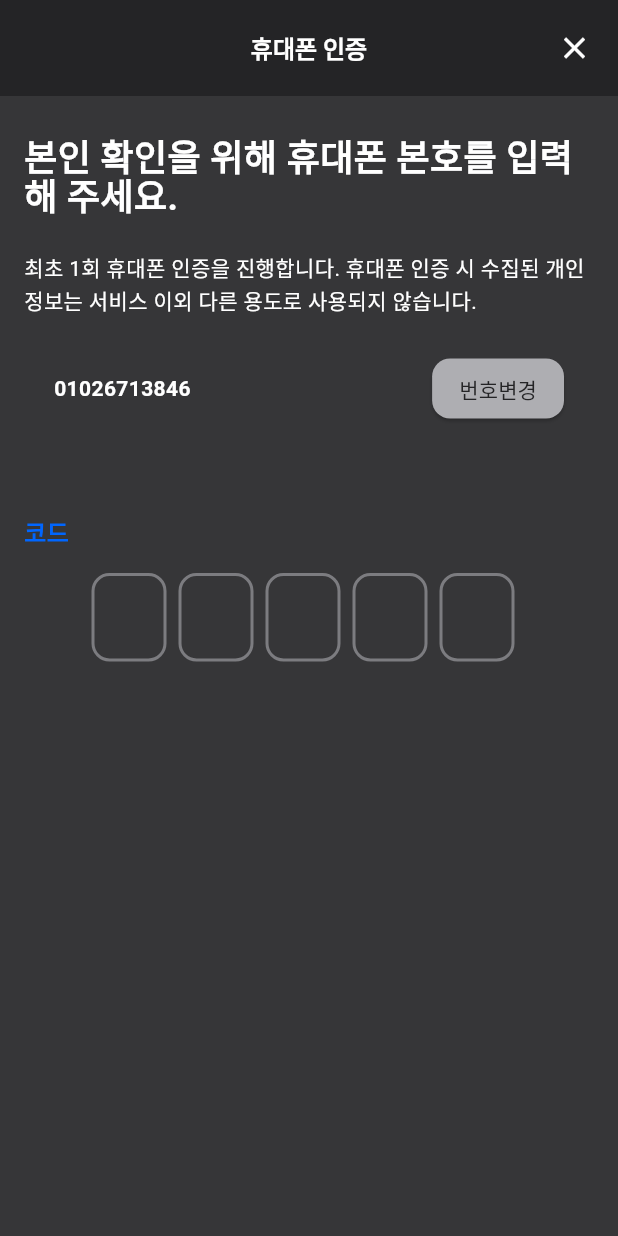
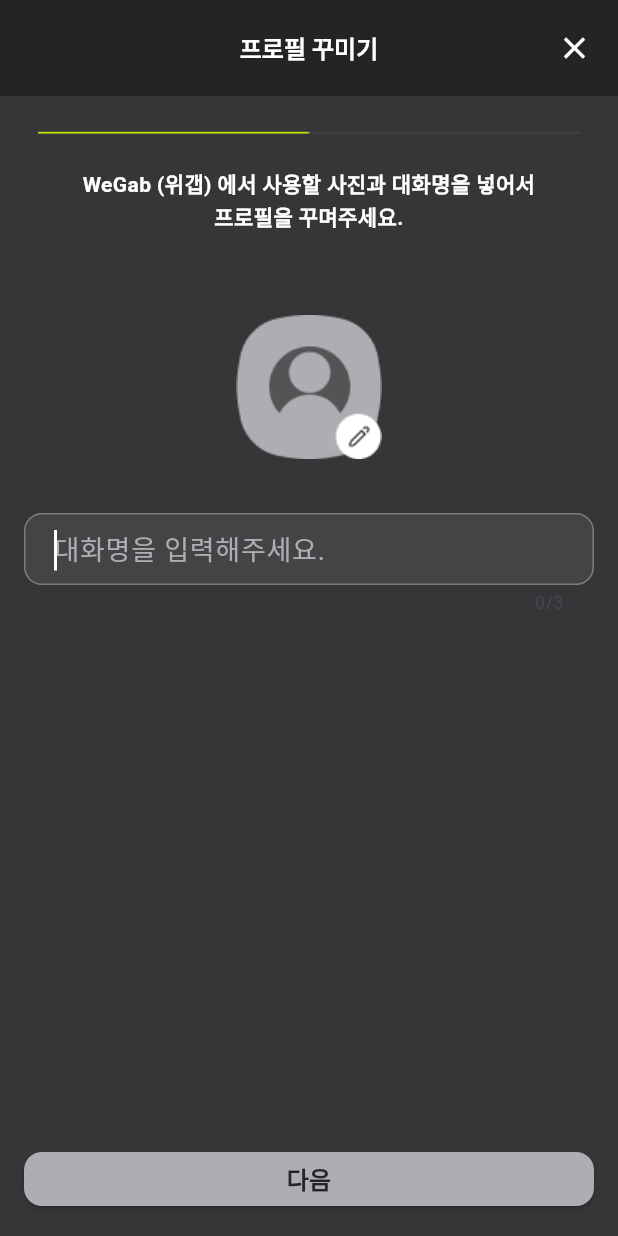
Before and after one commit to Faysel-Abdella/Flutter-App-Development, a Flutter app: the screen it shows after launch, on a phone screen of 412 x 824 dp. Run offline on Flutter 3.47's test engine with Material 3 defaults, Android fonts, the phone set to English and light mode, and no system bars; drawn by our look-alikes of flutter_otp_text_field; our stand-ins replace image_picker.

Commit message:
Create the profile update screen

```diff
--- a/lib/main.dart
+++ b/lib/main.dart
@@ -5,6 +5,7 @@ import 'package:flutter_app_gap/screens/intrance/splash.dart';
 import 'package:flutter_app_gap/screens/login_process/cell_certified.dart';
 import 'package:flutter_app_gap/screens/login_process/login.dart';
 import 'package:flutter_app_gap/screens/login_process/otp_certified_page.dart';
+import 'package:flutter_app_gap/screens/register_profile/name_register.dart';
 
 void main() {
   runApp(const MyApp());
@@ -23,7 +24,7 @@ class MyApp extends StatelessWidget {
         colorScheme: ColorScheme.fromSeed(seedColor: Colors.deepPurple),
         useMaterial3: true,
       ),
-      home: const OTPPage(),
+      home: const NameRegisterPage(),
     );
   }
 }
--- a/lib/screens/login_process/cell_certified.dart
+++ b/lib/screens/login_process/cell_certified.dart
@@ -148,8 +148,8 @@ class _CellCertifiedPageState extends State<CellCertifiedPage> {
                             : (_phoneController.text.length == 10
                                 ? OutlineInputBorder(
                                     borderRadius: BorderRadius.circular(12),
-                                    borderSide:
-                                        const BorderSide(color: Colors.yellow),
+                                    borderSide: const BorderSide(
+                                        color: Color(0xFFDBFF00)),
                                   )
                                 : OutlineInputBorder(
                                     borderRadius: BorderRadius.circular(12),
--- a/lib/screens/login_process/otp_certified_page.dart
+++ b/lib/screens/login_process/otp_certified_page.dart
@@ -10,16 +10,6 @@ class OTPPage extends StatefulWidget {
 }
 
 class _OTPPageState extends State<OTPPage> {
-  late bool _optIsCorrect;
-  late bool _optIsExpired;
-
-  @override
-  void initState() {
-    super.initState();
-    _optIsCorrect = false;
-    _optIsExpired = true;
-  }
-
   @override
   Widget build(BuildContext context) {
     return Scaffold(
--- /dev/null
+++ b/lib/screens/register_profile/name_register.dart
@@ -0,0 +1,370 @@
+import 'dart:io';
+import 'dart:async';
+import 'package:flutter/material.dart';
+import 'package:flutter/services.dart';
+import 'package:flutter_app_gap/components/button.dart';
+import 'package:image_picker/image_picker.dart';
+
+class NameRegisterPage extends StatefulWidget {
+  const NameRegisterPage({Key? key}) : super(key: key);
+
+  @override
+  State<NameRegisterPage> createState() => _NameRegisterPageState();
+}
+
+class _NameRegisterPageState extends State<NameRegisterPage> {
+  late TextEditingController _nameController;
+  late bool _isNameIncorrect;
+  late bool _isButtonNotYellow;
+
+  final _focusNode = FocusNode();
+
+  File? _image;
+
+  Future<void> pickImage() async {
+    final imagePicker = ImagePicker();
+    final pickedImage =
+        await imagePicker.pickImage(source: ImageSource.gallery);
+
+    if (pickedImage != null) {
+      setState(() {
+        _image = File(pickedImage.path);
+      });
+    }
+  }
+
+  Future<void> pickImageFromCamera() async {
+    final imagePicker = ImagePicker();
+    final pickedImage = await imagePicker.pickImage(source: ImageSource.camera);
+
+    if (pickedImage != null) {
+      setState(() {
+        _image = File(pickedImage.path);
+      });
+    }
+  }
+
+  @override
+  void initState() {
+    super.initState();
+    _nameController = TextEditingController();
+    _isNameIncorrect = false;
+    _isButtonNotYellow = true;
+
+    // Set the focus on the text field when the screen is shown
+    WidgetsBinding.instance
+        .addPostFrameCallback((_) => _focusNode.requestFocus());
+  }
+
+  @override
+  void dispose() {
+    _nameController.dispose();
+    _focusNode.dispose();
+    super.dispose();
+  }
+
+  void _checkName() {
+    String profileName = _nameController.text;
+    // Hi Kim's developer for the below use the actual real data
+    // 아래의 김안녕님 개발자는 실제 실제 데이터를 사용합니다.
+    if (profileName == "aaa") {
+      // It is the condition where the inserted name is not correct or already used
+      setState(() {
+        _isNameIncorrect = true;
+        _isButtonNotYellow = true;
+      });
+    } else {
+      if (profileName.length == 3) {
+        setState(() {
+          _isNameIncorrect = false;
+          _isButtonNotYellow = false;
+        });
+        // Perform actions for correct input
+      }
+    }
+
+    if (profileName == "" || profileName.length < 3) {
+      setState(() {
+        _isButtonNotYellow = true;
+        _isNameIncorrect = false;
+      });
+    }
+  }
+
+  void showBottomSheet(BuildContext context, text1, icon1, icon2, text2, btnTxt,
+      [text3, icon3, pickFromGallery]) {
+    showModalBottomSheet(
+      context: context,
+      builder: (BuildContext context) {
+        return Container(
+          padding: EdgeInsets.all(20),
+          height: text3 != null ? 300 : 170,
+          decoration: const BoxDecoration(
+              borderRadius: BorderRadius.only(
+                  topRight: Radius.circular(25), topLeft: Radius.circular(25)),
+              color: Color(0xFF545456)),
+          child: Column(
+            mainAxisAlignment: MainAxisAlignment.spaceBetween,
+            crossAxisAlignment: CrossAxisAlignment.start,
+            children: [
+              Row(
+                children: [
+                  Image.asset(
+                    icon1,
+                    width: 24,
+                    height: 24,
+                  ),
+                  const SizedBox(
+                    width: 10,
+                  ),
+                  Text(
+                    text1,
+                    style: const TextStyle(
+                        fontSize: 16,
+                        fontWeight: FontWeight.w700,
+                        color: Colors.white),
+                  ),
+                ],
+              ),
+              GestureDetector(
+                onTap: () async => await pickImage(),
+                child: Row(
+                  children: [
+                    Image.asset(
+                      icon2,
+                      width: 24,
+                      height: 24,
+                    ),
+                    const SizedBox(
+                      width: 10,
+                    ),
+                    Text(
+                      text2,
+                      style: const TextStyle(
+                          fontSize: 16,
+                          fontWeight: FontWeight.w700,
+                          color: Colors.white),
+                    ),
+                  ],
+                ),
+              ),
+              text3 != null
+                  ? Row(
+                      children: [
+                        Image.asset(icon3!),
+                        const SizedBox(
+                          width: 10,
+                        ),
+                        Text(text3!),
+                      ],
+                    )
+                  : const SizedBox.shrink(),
+              CustomFreeButton(
+                  height: 36,
+                  textColor: Color(0xFF242426),
+                  color: Color(0xFFDBFF00),
+                  content: btnTxt)
+            ],
+          ),
+        );
+      },
+    );
+  }
+
+  @override
+  Widget build(BuildContext context) {
+    return Scaffold(
+        backgroundColor: const Color(0xFF363638),
+        appBar: AppBar(
+          backgroundColor: const Color(0xFF242426),
+          elevation: 0,
+          toolbarHeight: 64,
+          centerTitle: true,
+          title: const Text(
+            "프로필 꾸미기",
+            style: TextStyle(
+              fontSize: 16,
+              fontWeight: FontWeight.w700,
+              color: Colors.white,
+              height: 20.5,
+            ),
+          ),
+          actions: [
+            Container(
+              margin: const EdgeInsets.only(right: 5),
+              child: IconButton(
+                onPressed: () {
+                  Navigator.of(context).pop();
+                },
+                icon: const Icon(Icons.close),
+                iconSize: 24,
+                color: Colors.white,
+              ),
+            ),
+          ],
+        ),
+        body: Container(
+          padding:
+              const EdgeInsets.only(left: 16, right: 16, top: 16, bottom: 20),
+          child: Column(
+            mainAxisAlignment: MainAxisAlignment.spaceBetween,
+            children: [
+              Column(
+                children: [
+                  Image.asset("images/first_step.png"),
+                  Container(
+                    alignment: Alignment.center,
+                    margin: EdgeInsets.only(top: 18, bottom: 54),
+                    child: const Text(
+                      "WeGab (위갭) 에서 사용할 사진과 대화명을 넣어서\n프로필을 꾸며주세요.",
+                      style: TextStyle(
+                          fontSize: 14,
+                          fontWeight: FontWeight.w700,
+                          height: 1.5,
+                          color: Colors.white),
+                      textAlign: TextAlign.center,
+                    ),
+                  ),
+                  GestureDetector(
+                      onTap: () {
+                        showBottomSheet(
+                            context,
+                            "카메라",
+                            "images/from_camera.png",
+                            "images/from_gallary.png",
+                            "사진 앨범",
+                            "닫기");
+                      },
+                      child: _image == null
+                          ? Image.asset("images/update_profile.png")
+                          : Stack(children: [
+                              ClipRRect(
+                                borderRadius: BorderRadius.circular(100),
+                                child: Image.file(
+                                  _image!,
+                                  height: 96,
+                                  width: 96,
+                                  fit: BoxFit.cover,
+                                ),
+                              ),
+                              Positioned(
+                                  right: 0,
+                                  bottom: 0,
+                                  child: Image.asset(
+                                    "images/edit-btn.png",
+                                    width: 30,
+                                    height: 30,
+                                  ))
+                            ])),
+                  const SizedBox(
+                    height: 36,
+                  ),
+                  Stack(children: [
+                    TextField(
+                      controller: _nameController,
+                      focusNode: _focusNode,
+                      autofocus: true,
+                      cursorColor: Colors.white,
+
+                      // Hi kim, use the maximum length of the normal name
+                      maxLength: 3,
+                      decoration: InputDecoration(
+                          hintText: '대화명을 입력해주세요.',
+                          hintStyle: const TextStyle(color: Color(0xFFAEAEB2)),
+                          border: OutlineInputBorder(
+                            borderRadius: BorderRadius.circular(12),
+                          ),
+                          focusedBorder: _isNameIncorrect
+                              ? OutlineInputBorder(
+                                  borderSide: const BorderSide(
+                                      color: Color(0xFFFF0089)),
+                                  borderRadius: BorderRadius.circular(12),
+                                )
+                              : (_nameController.text.length == 3
+                                  ? OutlineInputBorder(
+                                      borderRadius: BorderRadius.circular(12),
+                                      borderSide: const BorderSide(
+                                          color: Color(0xFFDBFF00)),
+                                    )
+                                  : OutlineInputBorder(
+                                      borderRadius: BorderRadius.circular(12),
+                                      borderSide: const BorderSide(
+                                          color: Color(0xFF7C7C80)),
+                                    )),
+                          suffixIcon: _isNameIncorrect
+                              ? Image.asset(
+                                  "images/warning.png",
+                                  height: 16,
+                                  width: 16,
+                                )
+                              : (_nameController.text.length == 3
+                                  ? Image.asset(
+                                      "images/correct.png",
+                                      height: 16,
+                                      width: 16,
+                                    )
+                                  : null),
+                          filled: true,
+                          fillColor: const Color(0xFF444446),
+                          contentPadding: const EdgeInsets.symmetric(
+                              vertical: 8, horizontal: 16)),
+                      style: const TextStyle(fontSize: 18, color: Colors.white),
+                      // textAlign: TextAlign.center,
+                      onChanged: (value) {
+                        _checkName();
+                      },
+                    ),
+                    if (_isNameIncorrect)
+                      Positioned(
+                          bottom: 0,
+                          left: 0,
+                          child: Container(
+                            child: const Text(
+                              "중복된 대화명입니다.",
+                              style: TextStyle(
+                                  fontSize: 10,
+                                  fontWeight: FontWeight.w700,
+                                  color: Color(0xFFFF0089)),
+                            ),
+                          ))
+                  ]),
+                ],
+              ),
+              Align(
+                alignment: Alignment.bottomCenter,
+                child: Container(
+                  // margin: const EdgeInsets.only(top: 118),
+                  height: 36,
+                  width: double.infinity,
+                  child: ElevatedButton(
+                    style: ButtonStyle(
+                      backgroundColor: _isButtonNotYellow
+                          ? MaterialStateProperty.all<Color>(
+                              const Color(0xFFAEAEB2))
+                          : MaterialStateProperty.all<Color>(
+                              const Color(0xFFDBFF00)),
+                      shape: MaterialStateProperty.all<RoundedRectangleBorder>(
+                        RoundedRectangleBorder(
+                          borderRadius: BorderRadius.circular(12.0),
+                        ),
+                      ),
+                    ),
+                    onPressed: () {
+                      // Handle button press
+                    },
+                    child: const Text(
+                      "다음",
+                      style: TextStyle(
+                        fontSize: 16,
+                        fontWeight: FontWeight.w700,
+                        color: Color(0xFF242426),
+                      ),
+                    ),
+                  ),
+                ),
+              )
+            ],
+          ),
+        ));
+  }
+}
--- a/pubspec.yaml
+++ b/pubspec.yaml
@@ -29,6 +29,7 @@ environment:
 # versions available, run `flutter pub outdated`.
 dependencies:
   flutter_otp_text_field: ^1.1.0+2
+  image_picker: ^1.0.5
   flutter:
     sdk: flutter
 
```
Also changed, not shown: lib/components/ButtonSheet.dart (added, +86 -0 lines), images/edit-btn.png (added), images/first_step.png (added), images/from_camera.png (added), images/from_gallary.png (added), images/update_profile.png (added), pubspec.lock, 6 other files.
